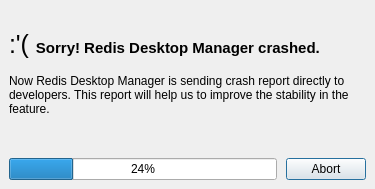
RedisDesktop/CrashReporter, file CrashReporter.ui: the form before one commit.
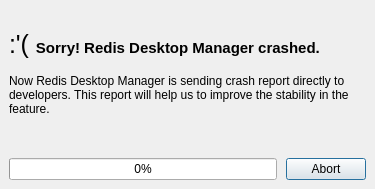
The form after the commit.

What changed in the file:
```diff
--- a/CrashReporter.ui
+++ b/CrashReporter.ui
@@ -151,7 +151,7 @@
        <item>
         <widget class="QProgressBar" name="progressBar">
          <property name="value">
-          <number>24</number>
+          <number>0</number>
          </property>
          <property name="orientation">
           <enum>Qt::Horizontal</enum>
```
